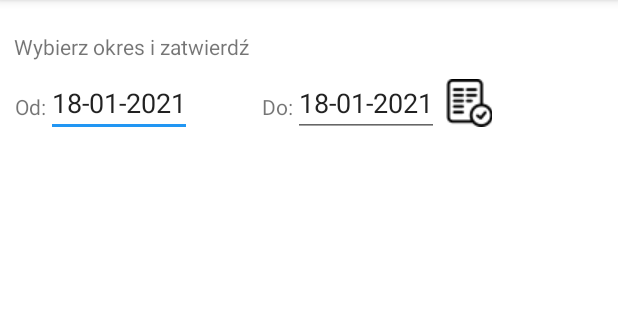
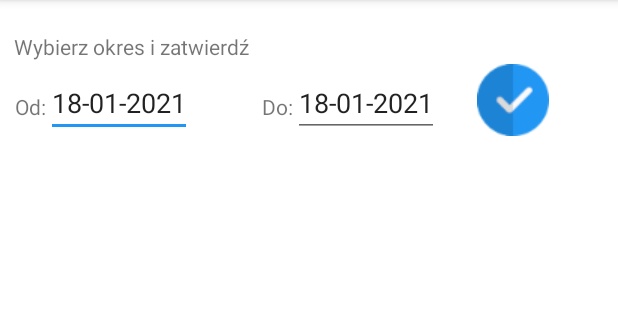
Before and after one commit to KrystianBiniak/eParagon, an Android app: the screen it shows after launch (Receipts), after a tap on an icon or button, on a phone screen of 412 x 824 dp, the part 84-404 px from its top. Run offline under Robolectric (Android 15) with nearby library versions, the phone set to English and light mode, and no system bars; our stand-ins replace Firebase (no records; nobody signed in at launch, a user with empty details on screens opened directly); libraries missing offline, so code that uses them is left out: com.google.mlkit.vision; Roboto replaces fonts that are not available here.

Commit message:
Second commit

```diff
--- a/app/src/main/AndroidManifest.xml
+++ b/app/src/main/AndroidManifest.xml
@@ -3,6 +3,9 @@
     package="com.example.ocr_mlkit">
 
     <uses-permission android:name="android.permission.CAMERA" />
+    <uses-permission android:name="android.permission.ACCESS_NETWORK_STATE" />
+    <uses-permission android:name="android.permission.READ_EXTERNAL_STORAGE" />
+
 
     <application
         android:allowBackup="true"
--- a/app/src/main/java/com/example/ocr_mlkit/MainActivity.java
+++ b/app/src/main/java/com/example/ocr_mlkit/MainActivity.java
@@ -4,10 +4,13 @@ import androidx.annotation.NonNull;
 import androidx.appcompat.app.AppCompatActivity;
 
 import android.app.Activity;
+import android.content.Context;
 import android.content.Intent;
 import android.graphics.Bitmap;
 import android.graphics.BitmapFactory;
 import android.graphics.ImageDecoder;
+import android.net.ConnectivityManager;
+import android.net.NetworkInfo;
 import android.os.Bundle;
 import android.provider.MediaStore;
 import android.view.View;
@@ -44,6 +47,10 @@ public class MainActivity extends AppCompatActivity {
     protected void onCreate(Bundle savedInstanceState) {
         super.onCreate(savedInstanceState);
         setContentView(R.layout.activity_main);
+
+        if(!checkConnection()) {
+            Toast.makeText(this, "Brak dostępu do internetu", Toast.LENGTH_SHORT).show();
+        }
 
         //Gallery Button listener
 
@@ -139,4 +146,10 @@ public class MainActivity extends AppCompatActivity {
 
      */
 
+    public boolean checkConnection() {
+        ConnectivityManager connectivityManager = (ConnectivityManager) getSystemService(Context.CONNECTIVITY_SERVICE);
+        NetworkInfo activeNetworkInfo = connectivityManager.getActiveNetworkInfo();
+        return activeNetworkInfo != null && activeNetworkInfo.isConnected();
+    }
+
 }
--- a/app/src/main/java/com/example/ocr_mlkit/Receipts.java
+++ b/app/src/main/java/com/example/ocr_mlkit/Receipts.java
@@ -7,6 +7,8 @@ import androidx.appcompat.app.AppCompatActivity;
 import android.app.DatePickerDialog;
 import android.content.Context;
 import android.content.Intent;
+import android.net.ConnectivityManager;
+import android.net.NetworkInfo;
 import android.os.Build;
 import android.os.Bundle;
 import android.view.LayoutInflater;
@@ -71,6 +73,10 @@ public class Receipts extends AppCompatActivity {
     protected void onCreate(Bundle savedInstanceState) {
         super.onCreate(savedInstanceState);
         setContentView(R.layout.activity_receipts);
+
+        if(!checkConnection()) {
+            Toast.makeText(this, "Brak dostępu do internetu", Toast.LENGTH_SHORT).show();
+        }
 
         //Calendar
         calendar = Calendar.getInstance();
@@ -146,6 +152,11 @@ public class Receipts extends AppCompatActivity {
     }
 
     private void showReceipts() throws ParseException {
+
+        if(!checkConnection()) {
+            Toast.makeText(this, "Brak dostępu do internetu", Toast.LENGTH_SHORT).show();
+        }
+
         //final View receiptView = inflater.inflate(R.layout.row_show_receipt, layoutReceiptList, false);
 
         sPeriodSince = sdf.parse(periodSince.getText().toString());
@@ -223,5 +234,11 @@ public class Receipts extends AppCompatActivity {
         startActivity(intent);
     }
 
+    public boolean checkConnection() {
+        ConnectivityManager connectivityManager = (ConnectivityManager) getSystemService(Context.CONNECTIVITY_SERVICE);
+        NetworkInfo activeNetworkInfo = connectivityManager.getActiveNetworkInfo();
+        return activeNetworkInfo != null && activeNetworkInfo.isConnected();
+    }
+
 
 }
--- a/app/src/main/res/layout/activity_receipts.xml
+++ b/app/src/main/res/layout/activity_receipts.xml
@@ -103,17 +103,16 @@
 
     <ImageButton
         android:id="@+id/imageButtonStatisticsConfirm"
-        android:layout_width="35dp"
-        android:layout_height="41dp"
+        android:layout_width="64sp"
+        android:layout_height="48sp"
         android:background="#FFF"
-        android:paddingLeft="5dp"
         app:layout_constraintBottom_toTopOf="@+id/bottom_guideline"
         app:layout_constraintEnd_toStartOf="@+id/right_guideline"
-        app:layout_constraintHorizontal_bias="0.0"
+        app:layout_constraintHorizontal_bias="0.333"
         app:layout_constraintStart_toEndOf="@+id/editTextStatisticsPeriodTill"
         app:layout_constraintTop_toTopOf="parent"
-        app:layout_constraintVertical_bias="0.067"
-        app:srcCompat="@drawable/accept" />
+        app:layout_constraintVertical_bias="0.06"
+        app:srcCompat="@drawable/tick_mark48px" />
 
     <ScrollView
         android:layout_width="match_parent"
--- a/app/src/main/res/values/strings.xml
+++ b/app/src/main/res/values/strings.xml
@@ -37,7 +37,7 @@
     <string name="eparagon_wykresy">eParagon - wykresy</string>
     <string name="infoTip">Po wybraniu/zrobieniu zdjęcia i przejściu dalej pojawi się pole edycji.
         Należy wybrać obszar paragonu tylko z produktami oraz cenami.
-        Następnie, podczas edycji tekstu nalezy usunąć niepotrzebne znaki.</string>
+        Następnie, podczas edycji tekstu nalezy usunąć niepotrzebne znaki oraz pozostawić w osobnych liniach produkty i ceny(osobno). </string>
 
     <string-array name="categories">
         <item>Alkohol</item>
```
Also changed, not shown: app/src/main/java/com/example/ocr_mlkit/ChartExpenses.java (+14 -0 lines), app/src/main/java/com/example/ocr_mlkit/ChartQuantity.java (+14 -0 lines), app/src/main/java/com/example/ocr_mlkit/EditImage.java (+43 -6 lines), app/src/main/java/com/example/ocr_mlkit/OCR.java (+37 -1 lines), app/src/main/java/com/example/ocr_mlkit/PickAndSend.java (+17 -0 lines), app/src/main/java/com/example/ocr_mlkit/Products.java (+18 -0 lines), app/src/main/java/com/example/ocr_mlkit/ShowProductsOnReceipt.java (+18 -0 lines), app/src/main/java/com/example/ocr_mlkit/Statistics.java (+17 -0 lines), app/src/main/res/layout/activity_statistics.xml (+5 -6 lines), app/src/main/res/drawable/tick_mark.png (added), app/src/main/res/drawable/tick_mark32px.png (added), app/src/main/res/drawable/tick_mark48px.png (added).
